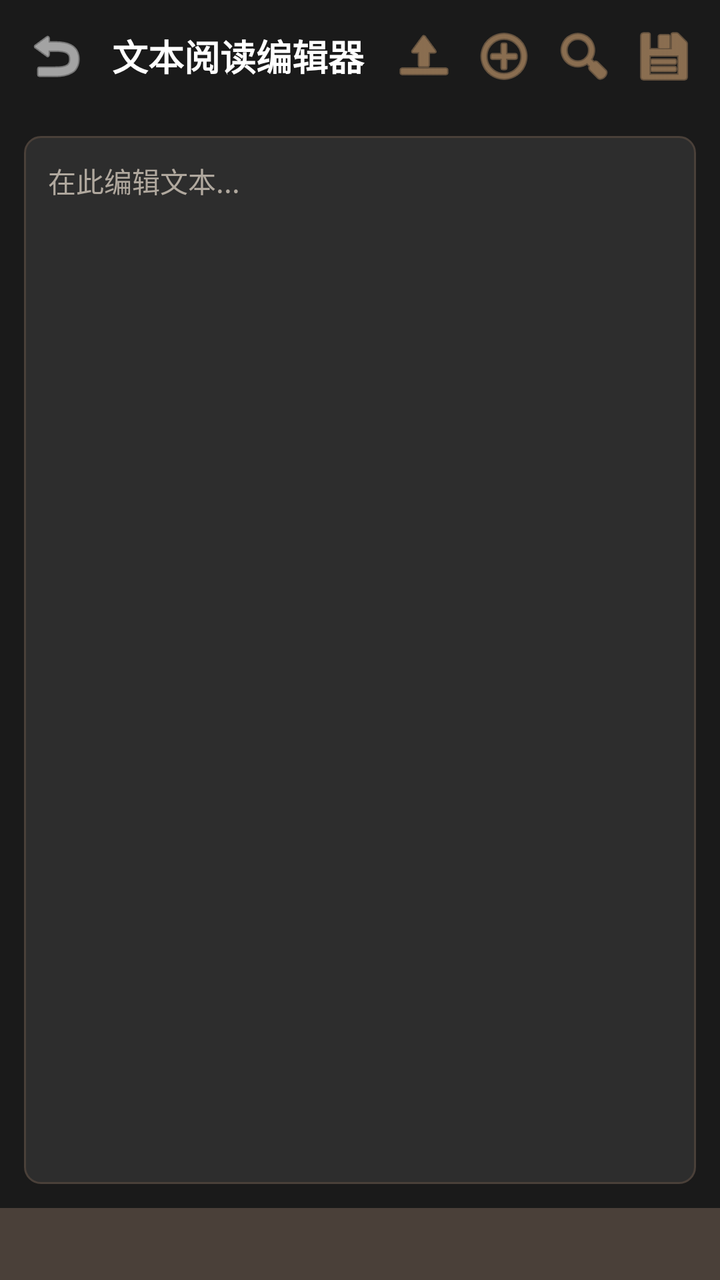
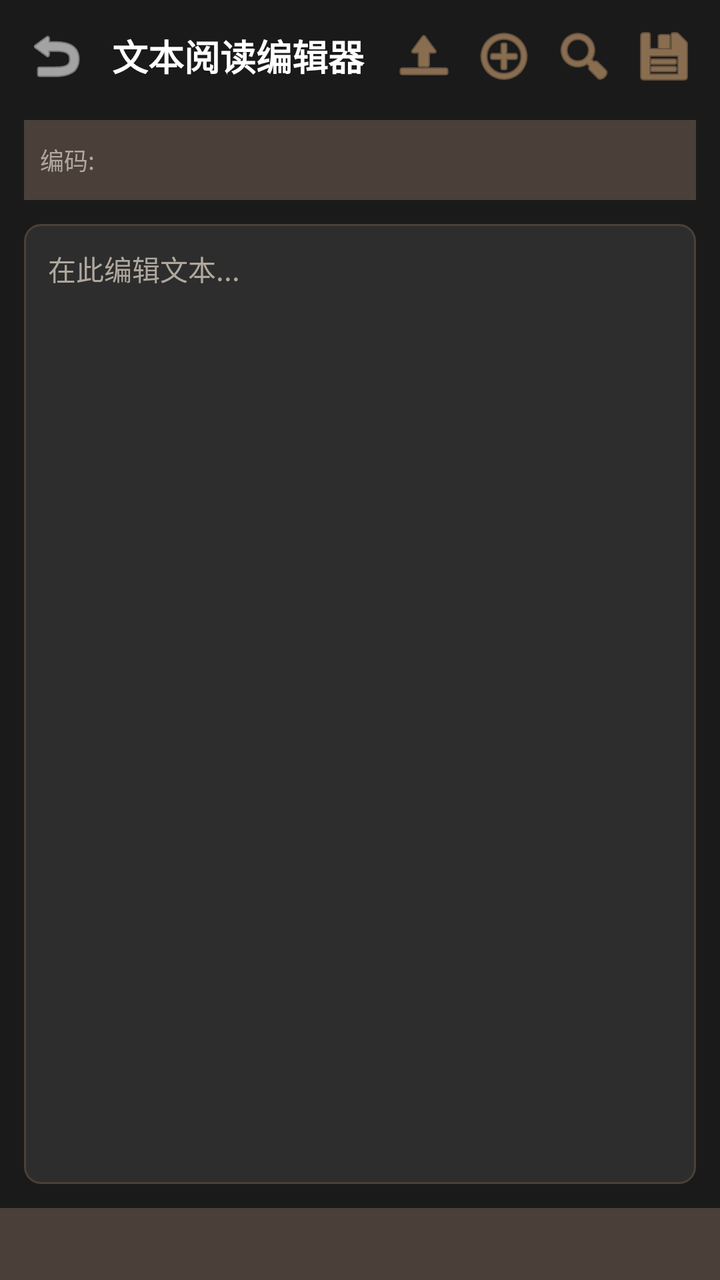

Before-and-after screenshots of an Android layout around one commit, followed by the original layout XML and the change that was made.
<!-- AndroidManifest.xml: activity theme Theme.ToolBoxApp -->
<!-- res/layout/activity_text_editor.xml -->
<?xml version="1.0" encoding="utf-8"?>
<androidx.constraintlayout.widget.ConstraintLayout
    xmlns:android="http://schemas.android.com/apk/res/android"
    xmlns:app="http://schemas.android.com/apk/res-auto"
    android:layout_width="match_parent"
    android:layout_height="match_parent"
    android:background="@color/bg_main">

    
    <LinearLayout
        android:id="@+id/top_bar"
        android:layout_width="0dp"
        android:layout_height="56dp"
        android:background="@color/bg_main"
        android:gravity="center_vertical"
        android:orientation="horizontal"
        android:paddingStart="8dp"
        android:paddingEnd="8dp"
        app:layout_constraintEnd_toEndOf="parent"
        app:layout_constraintStart_toStartOf="parent"
        app:layout_constraintTop_toTopOf="parent">

        
        <ImageButton
            android:id="@+id/btn_back"
            android:layout_width="40dp"
            android:layout_height="40dp"
            android:background="?attr/selectableItemBackgroundBorderless"
            android:contentDescription="返回"
            android:padding="8dp"
            android:src="@android:drawable/ic_menu_revert"
            app:tint="@color/text_white" />

        
        <TextView
            android:id="@+id/tv_title"
            android:layout_width="0dp"
            android:layout_height="wrap_content"
            android:layout_marginStart="8dp"
            android:layout_weight="1"
            android:text="@string/title_text_editor"
            android:textColor="@color/text_white"
            android:textSize="18sp"
            android:textStyle="bold" />

        
        <ImageButton
            android:id="@+id/btn_open_file"
            android:layout_width="40dp"
            android:layout_height="40dp"
            android:background="?attr/selectableItemBackgroundBorderless"
            android:contentDescription="打开文件"
            android:padding="8dp"
            android:src="@android:drawable/ic_menu_upload"
            app:tint="@color/accent" />

        
        <ImageButton
            android:id="@+id/btn_new_file"
            android:layout_width="40dp"
            android:layout_height="40dp"
            android:background="?attr/selectableItemBackgroundBorderless"
            android:contentDescription="新建"
            android:padding="8dp"
            android:src="@android:drawable/ic_menu_add"
            app:tint="@color/accent" />

        
        <ImageButton
            android:id="@+id/btn_search"
            android:layout_width="40dp"
            android:layout_height="40dp"
            android:background="?attr/selectableItemBackgroundBorderless"
            android:contentDescription="搜索"
            android:padding="8dp"
            android:src="@android:drawable/ic_menu_search"
            app:tint="@color/accent" />

        
        <ImageButton
            android:id="@+id/btn_save"
            android:layout_width="40dp"
            android:layout_height="40dp"
            android:background="?attr/selectableItemBackgroundBorderless"
            android:contentDescription="保存"
            android:padding="8dp"
            android:src="@android:drawable/ic_menu_save"
            app:tint="@color/accent" />
    </LinearLayout>

    
    <EditText
        android:id="@+id/et_editor"
        android:layout_width="0dp"
        android:layout_height="0dp"
        android:layout_margin="12dp"
        android:background="@drawable/bg_edittext"
        android:gravity="top|start"
        android:hint="在此编辑文本..."
        android:inputType="textMultiLine"
        android:padding="12dp"
        android:textColor="@color/text_white"
        android:textColorHint="@color/text_secondary"
        android:textSize="14sp"
        app:layout_constraintBottom_toTopOf="@+id/ll_status_bar"
        app:layout_constraintEnd_toEndOf="parent"
        app:layout_constraintStart_toStartOf="parent"
        app:layout_constraintTop_toBottomOf="@+id/top_bar" />

    
    <LinearLayout
        android:id="@+id/ll_status_bar"
        android:layout_width="0dp"
        android:layout_height="36dp"
        android:background="@color/card_dark"
        android:gravity="center_vertical"
        android:orientation="horizontal"
        android:paddingStart="16dp"
        android:paddingEnd="16dp"
        app:layout_constraintBottom_toBottomOf="parent"
        app:layout_constraintEnd_toEndOf="parent"
        app:layout_constraintStart_toStartOf="parent">

        <TextView
            android:id="@+id/tv_word_count"
            android:layout_width="0dp"
            android:layout_height="wrap_content"
            android:layout_weight="1"
            android:textColor="@color/text_secondary"
            android:textSize="12sp" />

        <TextView
            android:id="@+id/tv_line_count"
            android:layout_width="0dp"
            android:layout_height="wrap_content"
            android:layout_weight="1"
            android:textColor="@color/text_secondary"
            android:textSize="12sp" />
    </LinearLayout>

</androidx.constraintlayout.widget.ConstraintLayout>
<!-- resources referenced by this layout -->
<resources>
  <color name="accent">#D4A574</color>
  <color name="bg_main">#1A1A1A</color>
  <color name="card_dark">#4A4039</color>
  <color name="text_secondary">#B0A89E</color>
  <color name="text_white">#FFFFFF</color>
  <!-- drawable bg_edittext (drawable) -->
  <?xml version="1.0" encoding="utf-8"?>
  <shape xmlns:android="http://schemas.android.com/apk/res/android"
      android:shape="rectangle">
      <solid android:color="#2D2D2D" />
      <corners android:radius="8dp" />
      <stroke android:width="1dp" android:color="#4A4039" />
  </shape>
  <string name="title_text_editor">文本阅读编辑器</string>
  <style name="Theme.ToolBoxApp" parent="Theme.MaterialComponents.DayNight.NoActionBar">
          
          <item name="colorPrimary">@color/accent</item>
          <item name="colorPrimaryVariant">@color/accent_dark</item>
          <item name="colorOnPrimary">@color/primary_background</item>
  
          
          <item name="colorSecondary">@color/accent_light</item>
          <item name="colorSecondaryVariant">@color/accent</item>
          <item name="colorOnSecondary">@color/primary_background</item>
  
          
          <item name="android:windowBackground">@color/primary_background</item>
          <item name="colorSurface">@color/card_dark</item>
          <item name="colorOnSurface">@color/text_white</item>
  
          
          <item name="android:statusBarColor">@color/status_bar</item>
          <item name="android:navigationBarColor">@color/navigation_bar</item>
          <item name="android:windowLightStatusBar">false</item>
          <item name="android:windowLightNavigationBar">false</item>
  
          
          <item name="android:textColorPrimary">@color/text_white</item>
          <item name="android:textColorSecondary">@color/text_secondary</item>
  
          
          <item name="cardBackgroundColor">@color/card_dark</item>
          <item name="dividerColor">@color/divider</item>
      </style>
  <color name="accent_dark">#B8895A</color>
  <color name="primary_background">#1A1A1A</color>
  <color name="accent_light">#E8C9A8</color>
  <color name="status_bar">#1A1A1A</color>
  <color name="navigation_bar">#1A1A1A</color>
  <color name="divider">#3A3029</color>
</resources>

<!-- the commit's change to res/layout/activity_text_editor.xml (unified diff, before → after) -->
@@ -89,11 +89,46 @@
     </LinearLayout>
 
     
+    <LinearLayout
+        android:id="@+id/ll_encoding_bar"
+        android:layout_width="0dp"
+        android:layout_height="40dp"
+        android:layout_marginStart="12dp"
+        android:layout_marginEnd="12dp"
+        android:layout_marginTop="4dp"
+        android:background="@color/card_dark"
+        android:gravity="center_vertical"
+        android:orientation="horizontal"
+        android:paddingStart="8dp"
+        android:paddingEnd="8dp"
+        app:layout_constraintEnd_toEndOf="parent"
+        app:layout_constraintStart_toStartOf="parent"
+        app:layout_constraintTop_toBottomOf="@+id/top_bar">
+
+        <TextView
+            android:layout_width="wrap_content"
+            android:layout_height="wrap_content"
+            android:text="编码:"
+            android:textColor="@color/text_secondary"
+            android:textSize="12sp" />
+
+        <Spinner
+            android:id="@+id/spinner_encoding"
+            android:layout_width="0dp"
+            android:layout_height="wrap_content"
+            android:layout_marginStart="8dp"
+            android:layout_weight="1"
+            android:background="@drawable/bg_spinner"
+            android:popupBackground="@color/card_dark" />
+    </LinearLayout>
+
+    
     <EditText
         android:id="@+id/et_editor"
         android:layout_width="0dp"
         android:layout_height="0dp"
         android:layout_margin="12dp"
+        android:layout_marginTop="4dp"
         android:background="@drawable/bg_edittext"
         android:gravity="top|start"
         android:hint="在此编辑文本..."
@@ -105,7 +140,7 @@
         app:layout_constraintBottom_toTopOf="@+id/ll_status_bar"
         app:layout_constraintEnd_toEndOf="parent"
         app:layout_constraintStart_toStartOf="parent"
-        app:layout_constraintTop_toBottomOf="@+id/top_bar" />
+        app:layout_constraintTop_toBottomOf="@+id/ll_encoding_bar" />
 
     
     <LinearLayout
<!-- resource entries referenced after the edit -->
@@ -6,6 +6,14 @@
   <color name="text_secondary">#B0A89E</color>
   <color name="text_white">#FFFFFF</color>
   <!-- drawable bg_edittext (drawable) -->
+  <?xml version="1.0" encoding="utf-8"?>
+  <shape xmlns:android="http://schemas.android.com/apk/res/android"
+      android:shape="rectangle">
+      <solid android:color="#2D2D2D" />
+      <corners android:radius="8dp" />
+      <stroke android:width="1dp" android:color="#4A4039" />
+  </shape>
+  <!-- drawable bg_spinner (drawable) -->
   <?xml version="1.0" encoding="utf-8"?>
   <shape xmlns:android="http://schemas.android.com/apk/res/android"
       android:shape="rectangle">
